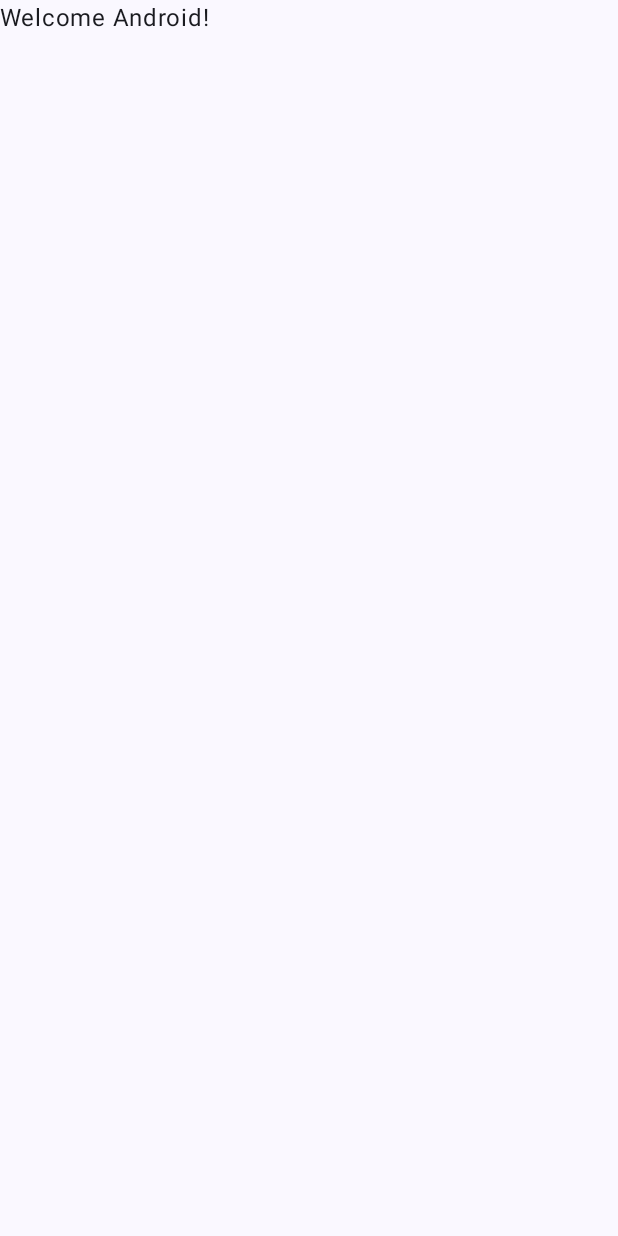
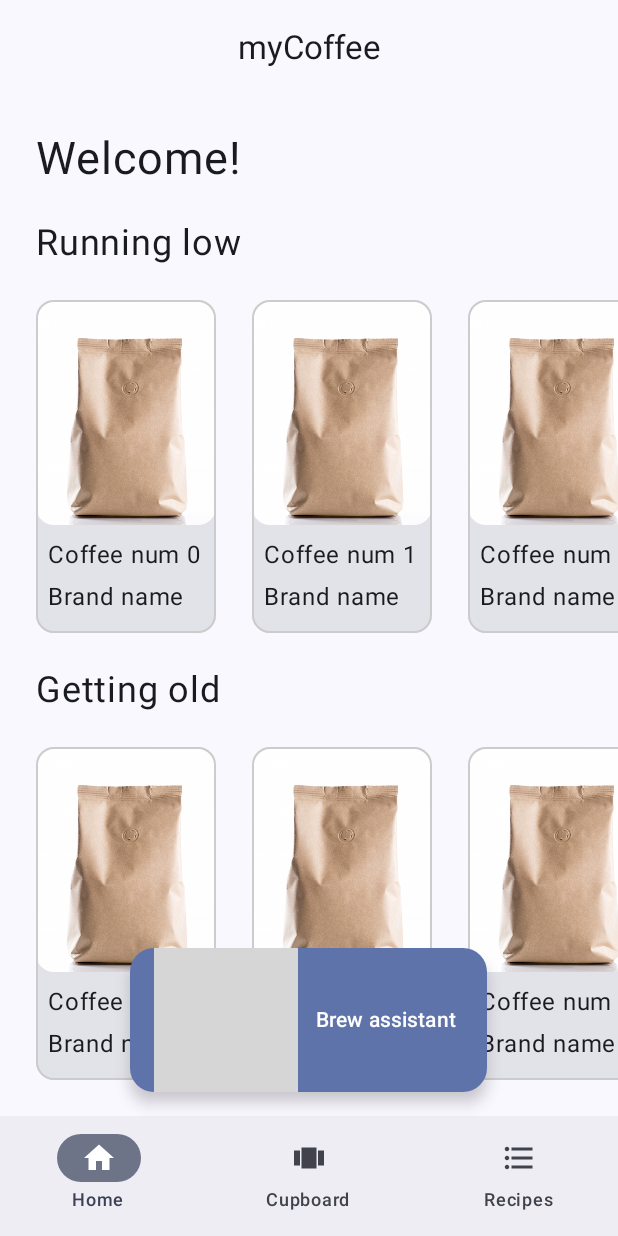
Before and after one commit to janekluczka/My-Coffee-Assistant, an Android app built with Jetpack Compose: the screen it shows after launch (MainActivity), on a phone screen of 412 x 824 dp. Before the commit the screen is almost empty. Run offline under Robolectric (Android 15) with nearby library versions, the phone set to English and light mode, and no system bars; grey boxes are pictures that could not be loaded.

Commit message:
added basic navigation and with all destinations included in project, added components for Home main screen and My stock on Cupboard screen, defined general file structure

```diff
--- a/app/src/main/java/com/coffee/mycoffeeassistant/MainActivity.kt
+++ b/app/src/main/java/com/coffee/mycoffeeassistant/MainActivity.kt
@@ -3,41 +3,13 @@
 import android.os.Bundle
 import androidx.activity.ComponentActivity
 import androidx.activity.compose.setContent
-import androidx.compose.foundation.layout.fillMaxSize
-import androidx.compose.material3.MaterialTheme
-import androidx.compose.material3.Surface
-import androidx.compose.material3.Text
-import androidx.compose.runtime.Composable
-import androidx.compose.ui.Modifier
-import androidx.compose.ui.tooling.preview.Preview
-import com.coffee.mycoffeeassistant.ui.theme.MyCoffeeAssistantTheme
+import com.coffee.mycoffeeassistant.ui.MyCoffeeAssistantApp
 
 class MainActivity : ComponentActivity() {
     override fun onCreate(savedInstanceState: Bundle?) {
         super.onCreate(savedInstanceState)
         setContent {
-            MyCoffeeAssistantTheme {
-                // A surface container using the 'background' color from the theme
-                Surface(
-                    modifier = Modifier.fillMaxSize(),
-                    color = MaterialTheme.colorScheme.background
-                ) {
-                    Greeting("Android")
-                }
-            }
+            MyCoffeeAssistantApp()
         }
     }
 }
-
-@Composable
-fun Greeting(name: String) {
-    Text(text = "Welcome $name!")
-}
-
-@Preview(showBackground = true)
-@Composable
-fun DefaultPreview() {
-    MyCoffeeAssistantTheme {
-        Greeting("Android")
-    }
-}
--- /dev/null
+++ b/app/src/main/java/com/coffee/mycoffeeassistant/data/CoffeeDao.kt
@@ -0,0 +1,4 @@
+package com.coffee.mycoffeeassistant.data
+
+class CoffeeDao {
+}
--- /dev/null
+++ b/app/src/main/java/com/coffee/mycoffeeassistant/data/CoffeeDatabase.kt
@@ -0,0 +1,4 @@
+package com.coffee.mycoffeeassistant.data
+
+class CoffeeDatabase {
+}
--- /dev/null
+++ b/app/src/main/java/com/coffee/mycoffeeassistant/ui/MyCoffeeAssistantApp.kt
@@ -0,0 +1,105 @@
+@file:OptIn(ExperimentalMaterial3Api::class)
+
+package com.coffee.mycoffeeassistant.ui
+
+import androidx.compose.foundation.layout.Box
+import androidx.compose.foundation.layout.fillMaxSize
+import androidx.compose.material3.*
+import androidx.compose.runtime.*
+import androidx.compose.ui.Modifier
+import androidx.compose.ui.res.painterResource
+import androidx.compose.ui.res.stringResource
+import androidx.compose.ui.text.style.TextOverflow
+import androidx.navigation.NavDestination.Companion.hierarchy
+import androidx.navigation.NavGraph.Companion.findStartDestination
+import androidx.navigation.compose.currentBackStackEntryAsState
+import com.coffee.mycoffeeassistant.R
+import com.coffee.mycoffeeassistant.ui.components.AddCoffeeFloatingActionButton
+import com.coffee.mycoffeeassistant.ui.components.BrewAssistantFloatingActionButton
+import com.coffee.mycoffeeassistant.ui.navigation.Screen
+import com.coffee.mycoffeeassistant.ui.theme.MyCoffeeAssistantTheme
+
+@Composable
+fun MyCoffeeAssistantApp() {
+    MyCoffeeAssistantTheme {
+        val appState = rememberMyCoffeeAssistantAppState()
+        val navBackStackEntry by appState.navController.currentBackStackEntryAsState()
+        val currentDestination = navBackStackEntry?.destination
+        Scaffold(
+            topBar = {
+                CenterAlignedTopAppBar(
+                    title = {
+                        Text(
+                            stringResource(R.string.app_name_short),
+                            maxLines = 1,
+                            overflow = TextOverflow.Ellipsis
+                        )
+                    },
+                    navigationIcon = {
+                        if (!appState.navigationBarDestinations.any { it.route == currentDestination?.route })
+                            if (appState.navController.previousBackStackEntry != null) {
+                                IconButton(onClick = { appState.navController.navigateUp() }) {
+                                    Icon(
+                                        painterResource(id = R.drawable.ic_baseline_arrow_back),
+                                        contentDescription = "Back"
+                                    )
+                                }
+                            }
+                    }
+                )
+            },
+            floatingActionButton = {
+                when (currentDestination?.route) {
+                    Screen.Home.route -> BrewAssistantFloatingActionButton {
+                        appState.navController.navigate(Screen.BrewAssistant.route)
+                    }
+                    Screen.Cupboard.route -> AddCoffeeFloatingActionButton {
+                        appState.navController.navigate(Screen.AddCoffee.route)
+                    }
+                }
+            },
+            floatingActionButtonPosition = when (currentDestination?.route) {
+                Screen.Cupboard.route -> Screen.Cupboard.fabPosition
+                else -> FabPosition.Center
+            },
+            bottomBar = {
+                NavigationBar {
+                    appState.navigationBarDestinations.forEach { screen ->
+                        NavigationBarItem(
+                            icon = {
+                                Icon(
+                                    painterResource(screen.painterResource),
+                                    contentDescription = null
+                                )
+                            },
+                            label = { Text(stringResource(screen.stringResource)) },
+                            selected = currentDestination?.hierarchy?.any {
+//                                it.route == screen.route
+                                it.route?.contains(screen.route) ?: false
+                            } == true,
+                            onClick = {
+                                appState.navController.navigate(screen.route) {
+                                    // Pop up to the start destination of the graph to
+                                    // avoid building up a large stack of destinations
+                                    // on the back stack as users select items
+                                    popUpTo(appState.navController.graph.findStartDestination().id) {
+                                        saveState = true
+                                    }
+                                    // Avoid multiple copies of the same destination when
+                                    // reselecting the same item
+                                    launchSingleTop = true
+                                    // Restore state when reselecting a previously selected item
+                                    restoreState = true
+                                }
+                            }
+                        )
+                    }
+                }
+            }
+        ) { innerPadding ->
+            Box(modifier = Modifier.fillMaxSize()) {
+                MyCoffeeAssistantNavHost(appState, innerPadding)
+            }
+        }
+    }
+}
--- /dev/null
+++ b/app/src/main/java/com/coffee/mycoffeeassistant/ui/MyCoffeeAssistantAppState.kt
@@ -0,0 +1,26 @@
+package com.coffee.mycoffeeassistant.ui
+
+import androidx.compose.runtime.Composable
+import androidx.compose.runtime.Stable
+import androidx.compose.runtime.remember
+import androidx.navigation.NavHostController
+import androidx.navigation.compose.rememberNavController
+import com.coffee.mycoffeeassistant.ui.navigation.Screen
+
+@Composable
+fun rememberMyCoffeeAssistantAppState(
+    navController: NavHostController = rememberNavController(),
+) = remember(navController) {
+    MyCoffeeAssistantAppState(navController)
+}
+
+@Stable
+class MyCoffeeAssistantAppState(
+    val navController: NavHostController
+) {
+    val navigationBarDestinations: List<Screen> = listOf(
+        Screen.Home,
+        Screen.Cupboard,
+        Screen.Recipes
+    )
+}
--- a/app/src/main/java/com/coffee/mycoffeeassistant/ui/components/BrewAssistantFloatingActionButton.kt
+++ b/app/src/main/java/com/coffee/mycoffeeassistant/ui/components/BrewAssistantFloatingActionButton.kt
@@ -9,9 +9,9 @@
 import com.coffee.mycoffeeassistant.R
 
 @Composable
-fun BrewAssistantFloatingActionButton() {
+fun BrewAssistantFloatingActionButton(onClick: () -> Unit) {
     ExtendedFloatingActionButton(
-        onClick = { /* TODO: Add navigation to Brew Assistant */ },
+        onClick = onClick,
         icon = {
             Icon(
                 painterResource(R.drawable.ic_baseline_coffee_maker),
@@ -25,5 +25,5 @@
 @Preview
 @Composable
 fun BrewAssistantFloatingActionButtonPreview() {
-    BrewAssistantFloatingActionButton()
+    BrewAssistantFloatingActionButton {}
 }
--- /dev/null
+++ b/app/src/main/java/com/coffee/mycoffeeassistant/ui/components/CoffeeCardVertical.kt
@@ -0,0 +1,76 @@
+@file:OptIn(ExperimentalMaterial3Api::class)
+
+package com.coffee.mycoffeeassistant.ui.components
+
+import androidx.compose.foundation.BorderStroke
+import androidx.compose.foundation.Image
+import androidx.compose.foundation.layout.*
+import androidx.compose.foundation.shape.RoundedCornerShape
+import androidx.compose.material3.Card
+import androidx.compose.material3.ExperimentalMaterial3Api
+import androidx.compose.material3.Text
+import androidx.compose.runtime.Composable
+import androidx.compose.ui.Modifier
+import androidx.compose.ui.draw.clip
+import androidx.compose.ui.graphics.Color
+import androidx.compose.ui.layout.ContentScale
+import androidx.compose.ui.res.painterResource
+import androidx.compose.ui.tooling.preview.Preview
+import androidx.compose.ui.unit.dp
+import androidx.navigation.NavController
+import androidx.navigation.compose.rememberNavController
+import com.coffee.mycoffeeassistant.R
+import com.coffee.mycoffeeassistant.ui.navigation.Screen
+
+@Composable
+fun CoffeeCardVertical(
+    navController: NavController,
+    modifier: Modifier,
+    index: Int
+) {
+    Card(
+        onClick = {
+            navController.navigate(Screen.CoffeeDetails.route + "/$index")
+        },
+        border = BorderStroke(1.dp, Color.LightGray),
+        modifier = modifier
+    ) {
+        // TODO: Add coffee status item in right top corner
+        Image(
+            painter = painterResource(id = R.drawable.img_coffee_bag),
+            contentDescription = "",
+            contentScale = ContentScale.FillHeight,
+            modifier = Modifier
+                .fillMaxWidth()
+                .aspectRatio(4f / 5f)
+                .clip(RoundedCornerShape(12.dp))
+        )
+        Column(
+            Modifier
+                .fillMaxWidth()
+                .wrapContentHeight()
+                .padding(8.dp)
+        ) {
+            Text(
+                text = "Coffee num $index",
+                modifier = Modifier.padding(bottom = 4.dp)
+            )
+            Text(
+                "Brand name",
+                modifier = Modifier.padding(bottom = 4.dp)
+            )
+        }
+    }
+}
+
+@Preview
+@Composable
+fun HomeCoffeeCardPreview() {
+    CoffeeCardVertical(
+        navController = rememberNavController(),
+        modifier = Modifier
+            .width(150.dp)
+            .wrapContentHeight(),
+        index = 0
+    )
+}
--- /dev/null
+++ b/app/src/main/java/com/coffee/mycoffeeassistant/ui/components/HomeSection.kt
@@ -0,0 +1,40 @@
+package com.coffee.mycoffeeassistant.ui.theme
+
+import androidx.compose.foundation.layout.Arrangement
+import androidx.compose.foundation.layout.PaddingValues
+import androidx.compose.foundation.layout.width
+import androidx.compose.foundation.layout.wrapContentHeight
+import androidx.compose.foundation.lazy.LazyRow
+import androidx.compose.runtime.Composable
+import androidx.compose.ui.Modifier
+import androidx.compose.ui.tooling.preview.Preview
+import androidx.compose.ui.unit.dp
+import androidx.navigation.NavController
+import androidx.navigation.compose.rememberNavController
+import com.coffee.mycoffeeassistant.ui.components.CoffeeCardVertical
+import com.coffee.mycoffeeassistant.ui.components.HomeSectionHeader
+
+
+@Composable
+fun HomeSection(navController: NavController, sectionTitle: String) {
+    HomeSectionHeader(text = sectionTitle)
+    LazyRow(
+        horizontalArrangement = Arrangement.spacedBy(24.dp),
+        contentPadding = PaddingValues(24.dp)
+    ) {
+        items(3) { index ->
+            CoffeeCardVertical(
+                navController = navController,
+                modifier = Modifier
+                    .width(120.dp)
+                    .wrapContentHeight(),
+                index = index)
+        }
+    }
+}
+
+@Preview
+@Composable
+fun HomeSectionPreview() {
+    HomeSection(navController = rememberNavController(), sectionTitle = "My coffee bags")
+}
--- /dev/null
+++ b/app/src/main/java/com/coffee/mycoffeeassistant/ui/components/HomeSectionHeader.kt
@@ -0,0 +1,24 @@
+package com.coffee.mycoffeeassistant.ui.components
+
+import androidx.compose.foundation.layout.padding
+import androidx.compose.material3.Text
+import androidx.compose.runtime.Composable
+import androidx.compose.ui.Modifier
+import androidx.compose.ui.tooling.preview.Preview
+import androidx.compose.ui.unit.dp
+import androidx.compose.ui.unit.sp
+
+@Composable
+fun HomeSectionHeader(text: String) {
+    Text(
+        text = text,
+        fontSize = 24.sp,
+        modifier = Modifier.padding(start = 24.dp, end = 24.dp)
+    )
+}
+
+@Preview
+@Composable
+fun HomeSectionPreview() {
+    HomeSectionHeader(text = "My coffee bags")
+}
--- /dev/null
+++ b/app/src/main/java/com/coffee/mycoffeeassistant/ui/components/UserGreeting.kt
@@ -0,0 +1,24 @@
+package com.coffee.mycoffeeassistant.ui.components
+
+import androidx.compose.foundation.layout.padding
+import androidx.compose.material3.Text
+import androidx.compose.runtime.Composable
+import androidx.compose.ui.Modifier
+import androidx.compose.ui.tooling.preview.Preview
+import androidx.compose.ui.unit.dp
+import androidx.compose.ui.unit.sp
+
+@Composable
+fun UserGreeting(text: String = "Welcome!") {
+    Text(
+        text = text,
+        fontSize = 30.sp,
+        modifier = Modifier.padding(24.dp)
+    )
+}
+
+@Preview
+@Composable
+fun UserGreetingPreview() {
+    UserGreeting(text = "Welcome Back!")
+}
--- /dev/null
+++ b/app/src/main/java/com/coffee/mycoffeeassistant/ui/navigation/CupboardNavGraph.kt
@@ -0,0 +1,31 @@
+package com.coffee.mycoffeeassistant.ui.navigation
+
+import androidx.navigation.NavGraphBuilder
+import androidx.navigation.NavType
+import androidx.navigation.compose.composable
+import androidx.navigation.navArgument
+import androidx.navigation.navigation
+import com.coffee.mycoffeeassistant.ui.MyCoffeeAssistantAppState
+import com.coffee.mycoffeeassistant.ui.components.UserGreeting
+import com.coffee.mycoffeeassistant.ui.screens.CupboardScreen
+
+fun NavGraphBuilder.cupboardNavGraph(appState: MyCoffeeAssistantAppState) {
+    navigation(
+        startDestination = Screen.Cupboard.route,
+        route = "cupboard"
+    ) {
+        composable(Screen.Cupboard.route) {
+            CupboardScreen(appState.navController)
+        }
+        composable(Screen.AddCoffee.route) {
+            UserGreeting("Add")
+        }
+        composable(
+            Screen.CoffeeDetails.route + "/{coffeeId}",
+            arguments = listOf(navArgument("coffeeId") { type = NavType.IntType })
+        ) { backStackEntry ->
+            val coffeeId = backStackEntry.arguments?.getInt("coffeeId")
+            UserGreeting("My coffee beans $coffeeId")
+        }
+    }
+}
--- /dev/null
+++ b/app/src/main/java/com/coffee/mycoffeeassistant/ui/navigation/HomeNavGraph.kt
@@ -0,0 +1,22 @@
+package com.coffee.mycoffeeassistant.ui.navigation
+
+import androidx.navigation.NavGraphBuilder
+import androidx.navigation.compose.composable
+import androidx.navigation.navigation
+import com.coffee.mycoffeeassistant.ui.MyCoffeeAssistantAppState
+import com.coffee.mycoffeeassistant.ui.components.UserGreeting
+import com.coffee.mycoffeeassistant.ui.screens.HomeScreen
+
+fun NavGraphBuilder.homeNavGraph(appState: MyCoffeeAssistantAppState) {
+    navigation(
+        startDestination = Screen.Home.route,
+        route = "home"
+    ) {
+        composable(Screen.Home.route) {
+            HomeScreen(navController = appState.navController)
+        }
+        composable(Screen.BrewAssistant.route) {
+            UserGreeting("Assistant")
+        }
+    }
+}
--- /dev/null
+++ b/app/src/main/java/com/coffee/mycoffeeassistant/ui/navigation/MyCoffeeAssistantNavHost.kt
@@ -0,0 +1,27 @@
+package com.coffee.mycoffeeassistant.ui
+
+import androidx.compose.foundation.layout.PaddingValues
+import androidx.compose.foundation.layout.padding
+import androidx.compose.runtime.Composable
+import androidx.compose.ui.Modifier
+import androidx.navigation.compose.NavHost
+import com.coffee.mycoffeeassistant.ui.navigation.cupboardNavGraph
+import com.coffee.mycoffeeassistant.ui.navigation.homeNavGraph
+import com.coffee.mycoffeeassistant.ui.navigation.recipesNavGraph
+
+@Composable
+fun MyCoffeeAssistantNavHost(
+    appState: MyCoffeeAssistantAppState,
+    innerPadding: PaddingValues
+) {
+    NavHost(
+        navController = appState.navController,
+        startDestination = "home",
+        route = "root",
+        modifier = Modifier.padding(innerPadding)
+    ) {
+        homeNavGraph(appState)
+        cupboardNavGraph(appState)
+        recipesNavGraph(appState)
+    }
+}
--- /dev/null
+++ b/app/src/main/java/com/coffee/mycoffeeassistant/ui/navigation/RecipesNavGraph.kt
@@ -0,0 +1,26 @@
+package com.coffee.mycoffeeassistant.ui.navigation
+
+import androidx.navigation.NavGraphBuilder
+import androidx.navigation.compose.composable
+import androidx.navigation.navigation
+import com.coffee.mycoffeeassistant.ui.MyCoffeeAssistantAppState
+import com.coffee.mycoffeeassistant.ui.components.UserGreeting
+import com.coffee.mycoffeeassistant.ui.screens.MethodRecipesScreen
+import com.coffee.mycoffeeassistant.ui.screens.RecipesScreen
+
+fun NavGraphBuilder.recipesNavGraph(appState: MyCoffeeAssistantAppState) {
+    navigation(
+        startDestination = Screen.Recipes.route,
+        route = "recipes"
+    ) {
+        composable(Screen.Recipes.route) {
+            RecipesScreen(navController = appState.navController)
+        }
+        composable(Screen.MethodRecipes.route) {
+            MethodRecipesScreen(navController = appState.navController)
+        }
+        composable(Screen.RecipeDetails.route) {
+            UserGreeting("Recipe")
+        }
+    }
+}
--- /dev/null
+++ b/app/src/main/java/com/coffee/mycoffeeassistant/ui/navigation/Screen.kt
@@ -0,0 +1,55 @@
+@file:OptIn(ExperimentalMaterial3Api::class)
+
+package com.coffee.mycoffeeassistant.ui.navigation
+
+import androidx.annotation.DrawableRes
+import androidx.annotation.StringRes
+import androidx.compose.material3.ExperimentalMaterial3Api
+import androidx.compose.material3.FabPosition
+import com.coffee.mycoffeeassistant.R
+
+sealed class Screen(
+    val route: String,
+    @StringRes val stringResource: Int = R.string.unknown,
+    @DrawableRes val painterResource: Int = R.drawable.ic_launcher_foreground,
+    val fabPosition: FabPosition = FabPosition.Center
+) {
+    object Home : Screen(
+        route = "home_screen",
+        stringResource = R.string.home,
+        painterResource = R.drawable.ic_baseline_home
+    )
+
+    object BrewAssistant : Screen(
+        route = "home_screen/brew_assistant"
+    )
+
+    object Cupboard : Screen(
+        route = "cupboard_screen",
+        stringResource = R.string.cupboard,
+        painterResource = R.drawable.ic_baseline_view_carousel,
+        fabPosition = FabPosition.End
+    )
+
+    object AddCoffee : Screen(
+        route = "cupboard_screen/add_coffee"
+    )
+
+    object CoffeeDetails : Screen(
+        route = "cupboard_screen/coffee_details"
+    )
+
+    object Recipes : Screen(
+        route = "recipes_screen",
+        stringResource = R.string.recipes,
+        painterResource = R.drawable.ic_baseline_format_list_bulleted
+    )
+
+    object MethodRecipes : Screen(
+        route = "recipes_screen/method"
+    )
+
+    object RecipeDetails : Screen(
+        route = "recipes_screen/method/details"
+    )
+}
--- /dev/null
+++ b/app/src/main/java/com/coffee/mycoffeeassistant/ui/screens/HomeScreen.kt
@@ -0,0 +1,28 @@
+package com.coffee.mycoffeeassistant.ui.screens
+
+import androidx.compose.foundation.lazy.LazyColumn
+import androidx.compose.runtime.Composable
+import androidx.compose.ui.res.stringResource
+import androidx.navigation.NavController
+import com.coffee.mycoffeeassistant.R
+import com.coffee.mycoffeeassistant.ui.components.UserGreeting
+import com.coffee.mycoffeeassistant.ui.theme.HomeSection
+
+@Composable
+fun HomeScreen(navController: NavController) {
+    LazyColumn {
+        item { UserGreeting() }
+        item {
+            HomeSection(
+                navController = navController,
+                sectionTitle = stringResource(id = R.string.section_title_low)
+            )
+        }
+        item {
+            HomeSection(
+                navController = navController,
+                sectionTitle = stringResource(id = R.string.section_title_old)
+            )
+        }
+    }
+}
```
Also changed, not shown: app/src/main/java/com/coffee/mycoffeeassistant/ui/components/AddCoffeeFloatingActionButton.kt (+3 -5 lines), app/src/main/java/com/coffee/mycoffeeassistant/ui/screens/CupboardScreen.kt (added, +90 -0 lines), app/src/main/java/com/coffee/mycoffeeassistant/ui/screens/MethodRecipesScreen.kt (added, +39 -0 lines), app/src/main/java/com/coffee/mycoffeeassistant/ui/screens/RecipesScreen.kt (added, +39 -0 lines).
